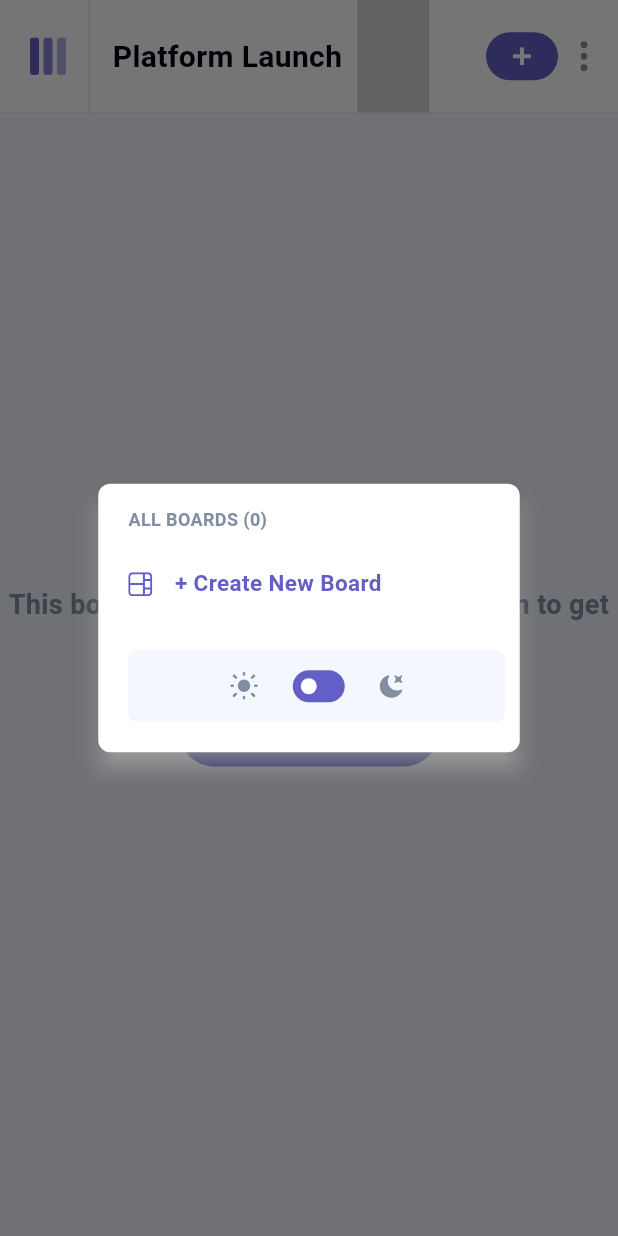
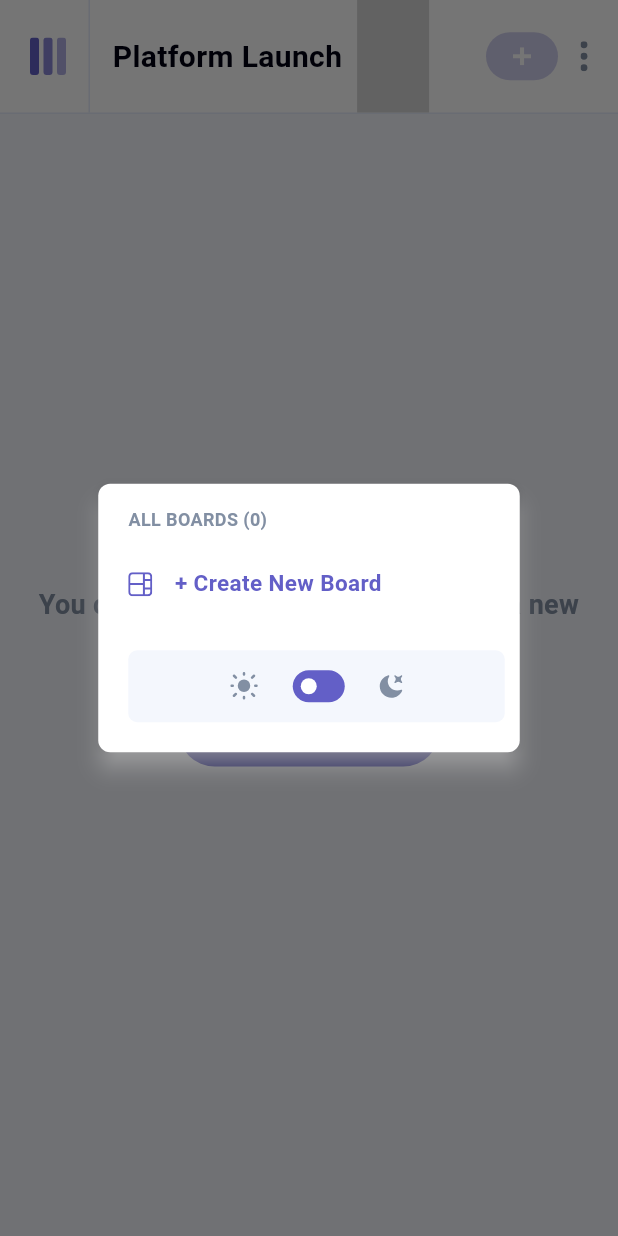
Before and after one commit to JER3MIAH/kanban_task_manager, a Flutter app: the screen it shows after launch, after a tap on "Platform Launch", on a phone screen of 412 x 824 dp. Run offline on Flutter 3.47's test engine with Material 3 defaults, Android fonts, the phone set to English and light mode, and no system bars; our stand-ins replace equatable, flutter_bloc, flutter_hooks, flutter_svg, get_it, shared_preferences.

Commit message:
fix: board bloc builder error, index error

```diff
--- a/lib/src/features/home/logic/blocs/board_bloc/board_bloc.dart
+++ b/lib/src/features/home/logic/blocs/board_bloc/board_bloc.dart
@@ -47,6 +47,9 @@ class BoardBloc extends Bloc<BoardEvent, BoardState> {
 
     localService.createBoard(newBoard);
     emit(state.copyWith(boards: newList));
+    if (state.boards.length == 1) {
+      emit(state.copyWith(selectedBoard: newBoard));
+    }
   }
 
   void _editBoard(EditBoardEvent event, Emitter<BoardState> emit) {
--- a/lib/src/features/home/presentation/components/app_bar/custom_app_bar.dart
+++ b/lib/src/features/home/presentation/components/app_bar/custom_app_bar.dart
@@ -86,7 +86,7 @@ class CustomAppBar extends StatelessWidget {
                         mainAxisSize: MainAxisSize.min,
                         children: [
                           AddTaskButton(
-                            inactive: false,
+                            inactive: boardState.selectedBoard.columns.isEmpty,
                             onTap: () {
                               AppDialog.dialog(
                                 context,
--- a/lib/src/features/home/presentation/components/board/add_or_edit_board_dialog.dart
+++ b/lib/src/features/home/presentation/components/board/add_or_edit_board_dialog.dart
@@ -87,9 +87,9 @@ class AddOrEditBoardDialog extends HookWidget {
                             padding: const EdgeInsets.only(bottom: 10),
                             child: AppTextField(
                               controller: controller,
-                              hintText: index.isOdd
-                                  ? 'e.g. Make coffee'
-                                  : 'e.g. Drink coffee & smile',
+                              hintText: index.isOdd || index == 0
+                                  ? 'e.g. TODO'
+                                  : 'e.g. DOING',
                               onTapClear: () {
                                 removeColumn(index);
                               },
--- a/lib/src/features/home/presentation/components/board/board_tile.dart
+++ b/lib/src/features/home/presentation/components/board/board_tile.dart
@@ -20,8 +20,9 @@ class BoardTile extends HookWidget {
     final theme = Theme.of(context).colorScheme;
     final buttonColor =
         useState<Color>((isSelected ? theme.primary : Colors.transparent));
-    final textColor = useState<Color>(
-        title.startsWith('+') ? theme.primary : theme.inversePrimary);
+    final textColor = useState<Color>(isSelected
+        ? appColors.white
+        : (title.startsWith('+') ? theme.primary : theme.inversePrimary));
     final iconColor = useState<Color>(title.startsWith('+')
         ? theme.primary
         : (isSelected ? appColors.white : theme.inversePrimary));
--- a/lib/src/features/home/presentation/components/board/empty_board.dart
+++ b/lib/src/features/home/presentation/components/board/empty_board.dart
@@ -1,4 +1,8 @@
 import 'package:flutter/material.dart';
+import 'package:flutter_bloc/flutter_bloc.dart';
+import 'package:kanban_task_manager/src/features/home/data/models/models.dart';
+import 'package:kanban_task_manager/src/features/home/logic/blocs/blocs.dart';
+import 'package:kanban_task_manager/src/features/home/presentation/components/components.dart';
 import 'package:kanban_task_manager/src/shared/shared.dart';
 
 class EmptyBoard extends StatelessWidget {
@@ -9,20 +13,35 @@ class EmptyBoard extends StatelessWidget {
     final theme = Theme.of(context).colorScheme;
 
     return Expanded(
-      child: Column(
+      child: BlocBuilder<BoardBloc, BoardState>(
+        builder: (_, state) {
+          final isBoard = state.selectedBoard == Board.initial();
+          return Column(
             mainAxisAlignment: MainAxisAlignment.center,
             children: [
               AppText(
-            'This board is empty. Create a new column to get started.',
+                isBoard
+                    ? 'You currently have no boards. Creaet a new board to get started'
+                    : 'This board is empty. Create a new column to get started.',
                 fontSize: 18,
                 color: theme.inversePrimary,
                 textAlign: TextAlign.center,
               ),
               YBox(20),
               AddColumnButton(
-            onTap: () {},
+                isBoard: isBoard,
+                onTap: () {
+                  AppDialog.dialog(
+                    context,
+                    AddOrEditBoardDialog(
+                      board: isBoard ? null : state.selectedBoard,
+                    ),
+                  );
+                },
               ),
             ],
+          );
+        },
       ),
     );
   }
--- a/lib/src/features/home/presentation/components/column/board_column.dart
+++ b/lib/src/features/home/presentation/components/column/board_column.dart
@@ -52,7 +52,7 @@ class BoardColumn extends StatelessWidget {
                     YBox(20),
                     Expanded(
                       child: ListView.builder(
-                        itemCount: 8,
+                        itemCount: tasks.length,
                         itemBuilder: (_, index) {
                           final task = tasks[index];
                           return TaskTile(
--- a/lib/src/features/home/presentation/components/side_bar/side_bar.dart
+++ b/lib/src/features/home/presentation/components/side_bar/side_bar.dart
@@ -65,6 +65,8 @@ class SideBar extends StatelessWidget {
                                   final board = boardState.boards[index];
                                   return BoardTile(
                                     title: board.name,
+                                    isSelected:
+                                        board.id == boardState.selectedBoard.id,
                                     onTap: () {
                                       context
                                           .read<BoardBloc>()
--- a/lib/src/features/home/presentation/components/task/add_or_edit_task_dialog.dart
+++ b/lib/src/features/home/presentation/components/task/add_or_edit_task_dialog.dart
@@ -101,7 +101,7 @@ class AddOrEditTaskDialog extends HookWidget {
                             padding: const EdgeInsets.only(bottom: 10),
                             child: AppTextField(
                               controller: controller,
-                              hintText: index.isOdd
+                              hintText: index.isOdd|| index==0
                                   ? 'e.g. Make coffee'
                                   : 'e.g. Drink coffee & smile',
                               onTapClear: () {
--- a/lib/src/features/home/presentation/components/task/task_detail_dialog.dart
+++ b/lib/src/features/home/presentation/components/task/task_detail_dialog.dart
@@ -122,13 +122,12 @@ class TaskDetailDialog extends StatelessWidget {
                           );
                         },
                       ),
-                      YBox(10),
                       AppDropdown(
                         labelText: 'Current Status',
                         items: boardState.selectedBoard.columns,
                         initialSelectedValue: task.status,
                         onChanged: (value) =>
-                            context.read<TaskDetailCubit>().changeStatus(value),
+                            ctx.read<TaskDetailCubit>().changeStatus(value),
                       ),
                     ],
                   ),
--- a/lib/src/features/home/presentation/screens/home_screen.dart
+++ b/lib/src/features/home/presentation/screens/home_screen.dart
@@ -33,7 +33,7 @@ class HomeScreen extends HookWidget {
                             itemCount: selectedBoard.columns.length + 1,
                             scrollDirection: Axis.horizontal,
                             itemBuilder: (_, index) {
-                              if (index == (selectedBoard.columns.length - 1)) {
+                              if (index == (selectedBoard.columns.length)) {
                                 return NewColumnContainer();
                               }
                               return BoardColumn(
--- a/lib/src/shared/widgets/app_buttons.dart
+++ b/lib/src/shared/widgets/app_buttons.dart
@@ -100,7 +100,9 @@ class AddTaskButton extends HookWidget {
             : AppText(
                 '+ Add New Task',
                 fontSize: 15,
-                color: appColors.white,
+                color: inactive
+                    ? appColors.white.withOpacity(.6)
+                    : appColors.white,
               ),
       ),
     );
@@ -114,10 +116,12 @@ class AddTaskButton extends HookWidget {
 }
 
 class AddColumnButton extends HookWidget {
+  final bool isBoard;
   final VoidCallback? onTap;
   const AddColumnButton({
     super.key,
     this.onTap,
+    this.isBoard = false,
   });
 
   @override
@@ -141,7 +145,7 @@ class AddColumnButton extends HookWidget {
             borderRadius: BorderRadius.circular(100),
           ),
           child: AppText(
-            '+ Add New Column',
+            '+ Add New ${isBoard ? 'Board' : 'Column'}',
             fontSize: 15,
             color: appColors.white,
           ),
--- a/lib/src/shared/widgets/app_checkbox_tile.dart
+++ b/lib/src/shared/widgets/app_checkbox_tile.dart
@@ -18,7 +18,9 @@ class AppCheckboxTile extends HookWidget {
   Widget build(BuildContext context) {
     final theme = Theme.of(context).colorScheme;
 
-    return ListTile(
+    return Padding(
+      padding: const EdgeInsets.only(bottom: 10),
+      child: ListTile(
         shape: RoundedRectangleBorder(
           borderRadius: BorderRadius.circular(4),
         ),
@@ -45,6 +47,7 @@ class AppCheckboxTile extends HookWidget {
           color: isChecked ? theme.onSurface : theme.onSurface,
           decoration: isChecked ? TextDecoration.lineThrough : null,
         ),
+      ),
     );
   }
 }
```
Lines whose indentation alone changed are shown as unchanged.
